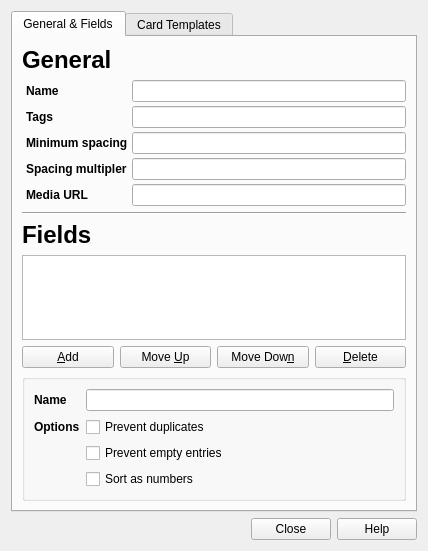
darkdragon-001/anki, file designer/modelproperties.ui: the form before one commit.
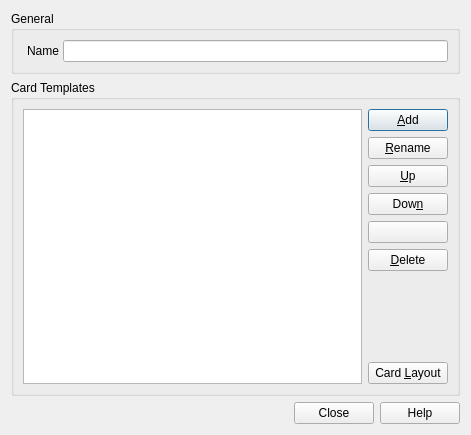
The form after the commit. Icons and pictures are not drawn.

```diff
--- a/designer/modelproperties.ui
+++ b/designer/modelproperties.ui
@@ -9,8 +9,8 @@
    <rect>
     <x>0</x>
     <y>0</y>
-    <width>420</width>
-    <height>551</height>
+    <width>471</width>
+    <height>435</height>
    </rect>
   </property>
   <property name="windowTitle">
@@ -18,30 +18,13 @@
   </property>
   <layout class="QVBoxLayout" name="verticalLayout">
    <item>
-    <widget class="QTabWidget" name="tabWidget">
-     <property name="currentIndex">
-      <number>0</number>
+    <widget class="QGroupBox" name="groupBox">
+     <property name="title">
+      <string>General</string>
      </property>
-     <widget class="QWidget" name="tab_2">
-      <attribute name="title">
-       <string>General &amp;&amp; Fields</string>
-      </attribute>
-      <layout class="QVBoxLayout">
-       <property name="spacing">
-        <number>6</number>
-       </property>
-       <property name="margin">
-        <number>9</number>
-       </property>
+     <layout class="QVBoxLayout" name="verticalLayout_2">
        <item>
-        <widget class="QLabel" name="label_2">
-         <property name="text">
-          <string>&lt;h1&gt;General&lt;/h1&gt;</string>
-         </property>
-        </widget>
-       </item>
-       <item>
-        <layout class="QGridLayout" name="gridLayout">
+       <layout class="QGridLayout" name="gridLayout_2">
          <property name="leftMargin">
           <number>4</number>
          </property>
@@ -49,9 +32,9 @@
           <number>4</number>
          </property>
          <item row="0" column="0">
-          <widget class="QLabel" name="label">
+         <widget class="QLabel" name="label_2">
            <property name="text">
-            <string>&lt;b&gt;Name&lt;/b&gt;</string>
+           <string>Name</string>
            </property>
            <property name="alignment">
             <set>Qt::AlignLeading|Qt::AlignLeft|Qt::AlignVCenter</set>
@@ -61,244 +44,20 @@
          <item row="0" column="1">
           <widget class="QLineEdit" name="name"/>
          </item>
-         <item row="1" column="0">
-          <widget class="QLabel" name="label_3">
-           <property name="text">
-            <string>&lt;b&gt;Tags&lt;/b&gt;</string>
-           </property>
-           <property name="alignment">
-            <set>Qt::AlignLeading|Qt::AlignLeft|Qt::AlignVCenter</set>
-           </property>
-           <property name="openExternalLinks">
-            <bool>true</bool>
-           </property>
-          </widget>
-         </item>
-         <item row="1" column="1">
-          <widget class="QLineEdit" name="tags"/>
-         </item>
-         <item row="2" column="0">
-          <widget class="QLabel" name="label_19">
-           <property name="text">
-            <string>&lt;b&gt;Minimum spacing&lt;/b&gt;</string>
-           </property>
-           <property name="openExternalLinks">
-            <bool>true</bool>
-           </property>
-          </widget>
-         </item>
-         <item row="3" column="0">
-          <widget class="QLabel" name="label_25">
-           <property name="text">
-            <string>&lt;b&gt;Spacing multipler&lt;/b&gt;</string>
-           </property>
-           <property name="openExternalLinks">
-            <bool>true</bool>
-           </property>
-          </widget>
-         </item>
-         <item row="2" column="1">
-          <layout class="QHBoxLayout" name="horizontalLayout_3">
-           <item>
-            <widget class="QLineEdit" name="initialSpacing"/>
-           </item>
-          </layout>
-         </item>
-         <item row="3" column="1">
-          <layout class="QHBoxLayout" name="horizontalLayout_4">
-           <item>
-            <widget class="QLineEdit" name="spacing"/>
-           </item>
-          </layout>
-         </item>
-         <item row="4" column="0">
-          <widget class="QLabel" name="label_4">
-           <property name="text">
-            <string>&lt;b&gt;Media URL&lt;/B&gt;</string>
-           </property>
-          </widget>
-         </item>
-         <item row="4" column="1">
-          <widget class="QLineEdit" name="mediaURL"/>
-         </item>
-        </layout>
-       </item>
+       </layout>
+      </item>
+     </layout>
+    </widget>
+   </item>
        <item>
-        <widget class="Line" name="line_3">
-         <property name="orientation">
-          <enum>Qt::Horizontal</enum>
-         </property>
-        </widget>
-       </item>
-       <item>
-        <widget class="QLabel" name="label_6">
-         <property name="text">
-          <string>&lt;h1&gt;Fields&lt;/h1&gt;</string>
-         </property>
-        </widget>
-       </item>
-       <item>
-        <layout class="QHBoxLayout">
-         <property name="spacing">
-          <number>6</number>
-         </property>
-         <property name="margin">
-          <number>0</number>
-         </property>
-         <item>
-          <widget class="QListWidget" name="fieldList">
-           <property name="sizePolicy">
-            <sizepolicy hsizetype="Expanding" vsizetype="Expanding">
-             <horstretch>0</horstretch>
-             <verstretch>0</verstretch>
-            </sizepolicy>
-           </property>
-           <property name="minimumSize">
-            <size>
-             <width>0</width>
-             <height>60</height>
-            </size>
-           </property>
-          </widget>
-         </item>
-        </layout>
-       </item>
-       <item>
-        <layout class="QHBoxLayout" name="horizontalLayout">
-         <item>
-          <widget class="QPushButton" name="fieldAdd">
-           <property name="text">
-            <string>&amp;Add</string>
-           </property>
-           <property name="autoDefault">
-            <bool>false</bool>
-           </property>
-          </widget>
-         </item>
-         <item>
-          <widget class="QPushButton" name="fieldUp">
-           <property name="toolTip">
-            <string>Move selected field up</string>
-           </property>
-           <property name="text">
-            <string>Move &amp;Up</string>
-           </property>
-           <property name="autoDefault">
-            <bool>false</bool>
-           </property>
-          </widget>
-         </item>
-         <item>
-          <widget class="QPushButton" name="fieldDown">
-           <property name="toolTip">
-            <string>Move selected field down</string>
-           </property>
-           <property name="text">
-            <string>Move Dow&amp;n</string>
-           </property>
-           <property name="autoDefault">
-            <bool>false</bool>
-           </property>
-          </widget>
-         </item>
-         <item>
-          <widget class="QPushButton" name="fieldDelete">
-           <property name="text">
-            <string>&amp;Delete</string>
-           </property>
-           <property name="autoDefault">
-            <bool>false</bool>
-           </property>
-          </widget>
-         </item>
-        </layout>
-       </item>
-       <item>
-        <widget class="QGroupBox" name="fieldEditBox">
+    <widget class="QGroupBox" name="groupBox_2">
          <property name="title">
-          <string/>
-         </property>
-         <property name="flat">
-          <bool>false</bool>
-         </property>
-         <layout class="QVBoxLayout" name="verticalLayout_2">
-          <item>
-           <layout class="QGridLayout" name="_2">
-            <property name="margin">
-             <number>0</number>
-            </property>
-            <property name="spacing">
-             <number>6</number>
-            </property>
-            <item row="1" column="0">
-             <widget class="QLabel" name="label_18">
-              <property name="text">
-               <string>&lt;b&gt;Options&lt;/b&gt;</string>
-              </property>
-             </widget>
-            </item>
-            <item row="0" column="1">
-             <widget class="QLineEdit" name="fieldName"/>
-            </item>
-            <item row="1" column="1">
-             <widget class="QCheckBox" name="fieldUnique">
-              <property name="text">
-               <string>Prevent duplicates</string>
-              </property>
-             </widget>
-            </item>
-            <item row="0" column="0">
-             <widget class="QLabel" name="label_20">
-              <property name="text">
-               <string>&lt;b&gt;Name&lt;/b&gt;</string>
-              </property>
-              <property name="alignment">
-               <set>Qt::AlignLeading|Qt::AlignLeft|Qt::AlignVCenter</set>
-              </property>
-             </widget>
-            </item>
-            <item row="2" column="1">
-             <widget class="QCheckBox" name="fieldRequired">
-              <property name="text">
-               <string>Prevent empty entries</string>
-              </property>
-             </widget>
-            </item>
-            <item row="3" column="1">
-             <widget class="QCheckBox" name="numeric">
-              <property name="text">
-               <string>Sort as numbers</string>
-              </property>
-             </widget>
-            </item>
-           </layout>
-          </item>
-         </layout>
-        </widget>
-       </item>
-      </layout>
-     </widget>
-     <widget class="QWidget" name="tab_3">
-      <attribute name="title">
        <string>Card Templates</string>
-      </attribute>
-      <layout class="QGridLayout" name="gridLayout_2">
-       <item row="0" column="0">
-        <widget class="QLabel" name="label_8">
-         <property name="text">
-          <string>&lt;h1&gt;Card Templates&lt;/h1&gt;</string>
-         </property>
-        </widget>
-       </item>
-       <item row="1" column="0">
-        <layout class="QHBoxLayout">
-         <property name="spacing">
-          <number>6</number>
-         </property>
-         <property name="margin">
-          <number>0</number>
-         </property>
+     </property>
+     <layout class="QVBoxLayout" name="verticalLayout_5">
          <item>
+       <layout class="QGridLayout" name="gridLayout_4">
+        <item row="0" column="0">
           <widget class="QListWidget" name="cardList">
            <property name="sizePolicy">
             <sizepolicy hsizetype="Expanding" vsizetype="Preferred">
@@ -314,10 +73,8 @@
            </property>
           </widget>
          </item>
-        </layout>
-       </item>
-       <item row="2" column="0">
-        <layout class="QHBoxLayout" name="horizontalLayout_2">
+        <item row="0" column="1">
+         <layout class="QVBoxLayout" name="verticalLayout_4">
          <item>
           <widget class="QPushButton" name="cardAdd">
            <property name="text">
@@ -325,13 +82,20 @@
            </property>
           </widget>
          </item>
+          <item>
+           <widget class="QPushButton" name="cardRename">
+            <property name="text">
+             <string>&amp;Rename</string>
+            </property>
+           </widget>
+          </item>
          <item>
           <widget class="QPushButton" name="cardUp">
            <property name="toolTip">
             <string>Move selected card model up</string>
            </property>
            <property name="text">
-            <string>Move &amp;Up</string>
+             <string>&amp;Up</string>
            </property>
           </widget>
          </item>
@@ -341,7 +105,7 @@
             <string>Move selected card model down</string>
            </property>
            <property name="text">
-            <string>Move Dow&amp;n</string>
+             <string>Dow&amp;n</string>
            </property>
           </widget>
          </item>
@@ -359,142 +123,35 @@
            </property>
           </widget>
          </item>
-        </layout>
-       </item>
-       <item row="3" column="0">
-        <widget class="QGroupBox" name="cardEditBox">
-         <property name="title">
-          <string/>
-         </property>
-         <layout class="QVBoxLayout" name="verticalLayout_3">
           <item>
-           <layout class="QGridLayout" name="_3">
-            <property name="margin">
-             <number>0</number>
+           <spacer name="verticalSpacer_3">
+            <property name="orientation">
+             <enum>Qt::Vertical</enum>
             </property>
-            <property name="spacing">
-             <number>6</number>
-            </property>
-            <item row="3" column="0">
-             <widget class="QLabel" name="label_23">
-              <property name="text">
-               <string>&lt;b&gt;Options&lt;/b&gt;</string>
-              </property>
-             </widget>
-            </item>
-            <item row="2" column="1">
-             <widget class="QTextEdit" name="cardAnswer">
-              <property name="sizePolicy">
-               <sizepolicy hsizetype="Expanding" vsizetype="Fixed">
-                <horstretch>0</horstretch>
-                <verstretch>0</verstretch>
-               </sizepolicy>
-              </property>
-              <property name="maximumSize">
+            <property name="sizeHint" stdset="0">
                <size>
-                <width>16777215</width>
-                <height>60</height>
-               </size>
-              </property>
-              <property name="horizontalScrollBarPolicy">
-               <enum>Qt::ScrollBarAlwaysOff</enum>
-              </property>
-              <property name="tabChangesFocus">
-               <bool>true</bool>
-              </property>
-              <property name="acceptRichText">
-               <bool>false</bool>
-              </property>
-             </widget>
-            </item>
-            <item row="2" column="0">
-             <widget class="QLabel" name="label_15">
+              <width>20</width>
+              <height>40</height>
+             </size>
+            </property>
+           </spacer>
+          </item>
+          <item>
+           <widget class="QPushButton" name="cardLayout">
               <property name="text">
-               <string>&lt;b&gt;Answer&lt;/b&gt;</string>
-              </property>
-              <property name="alignment">
-               <set>Qt::AlignLeading|Qt::AlignLeft|Qt::AlignVCenter</set>
-              </property>
-              <property name="openExternalLinks">
-               <bool>true</bool>
-              </property>
-             </widget>
-            </item>
-            <item row="0" column="1">
-             <widget class="QLineEdit" name="cardName"/>
-            </item>
-            <item row="1" column="1">
-             <widget class="QTextEdit" name="cardQuestion">
-              <property name="sizePolicy">
-               <sizepolicy hsizetype="Expanding" vsizetype="Fixed">
-                <horstretch>0</horstretch>
-                <verstretch>0</verstretch>
-               </sizepolicy>
-              </property>
-              <property name="maximumSize">
-               <size>
-                <width>16777215</width>
-                <height>60</height>
-               </size>
-              </property>
-              <property name="horizontalScrollBarPolicy">
-               <enum>Qt::ScrollBarAlwaysOff</enum>
-              </property>
-              <property name="tabChangesFocus">
-               <bool>true</bool>
-              </property>
-             </widget>
-            </item>
-            <item row="0" column="0">
-             <widget class="QLabel" name="label_12">
-              <property name="text">
-               <string>&lt;b&gt;Name&lt;/b&gt;</string>
-              </property>
-              <property name="alignment">
-               <set>Qt::AlignLeading|Qt::AlignLeft|Qt::AlignVCenter</set>
-              </property>
-              <property name="openExternalLinks">
-               <bool>true</bool>
-              </property>
-             </widget>
-            </item>
-            <item row="1" column="0">
-             <widget class="QLabel" name="label_14">
-              <property name="text">
-               <string>&lt;b&gt;Question&lt;/b&gt;</string>
-              </property>
-              <property name="alignment">
-               <set>Qt::AlignLeading|Qt::AlignLeft|Qt::AlignVCenter</set>
-              </property>
-              <property name="openExternalLinks">
-               <bool>true</bool>
-              </property>
-             </widget>
-            </item>
-            <item row="3" column="1">
-             <widget class="QComboBox" name="typeAnswer"/>
-            </item>
-            <item row="4" column="1">
-             <widget class="QCheckBox" name="questionInAnswer">
-              <property name="text">
-               <string>Hide the question when showing answer</string>
-              </property>
-             </widget>
-            </item>
-            <item row="5" column="1">
-             <widget class="QCheckBox" name="allowEmptyAnswer">
-              <property name="text">
-               <string>Allow the answer to be blank</string>
-              </property>
-             </widget>
-            </item>
+             <string>Card &amp;Layout</string>
+            </property>
+            <property name="icon">
+             <iconset resource="../icons.qrc">
+              <normaloff>:/icons/layout.png</normaloff>:/icons/layout.png</iconset>
+            </property>
+           </widget>
+          </item>
            </layout>
           </item>
          </layout>
-        </widget>
-       </item>
-      </layout>
-     </widget>
+      </item>
+     </layout>
     </widget>
    </item>
    <item>
@@ -508,8 +165,6 @@
     </widget>
    </item>
   </layout>
-  <zorder>buttonBox</zorder>
-  <zorder>tabWidget</zorder>
  </widget>
  <tabstops>
   <tabstop>tabWidget</tabstop>
```
Left out of the diff: 26 changed lines with no effect on the pictures. Lines whose indentation alone changed are shown as unchanged.
